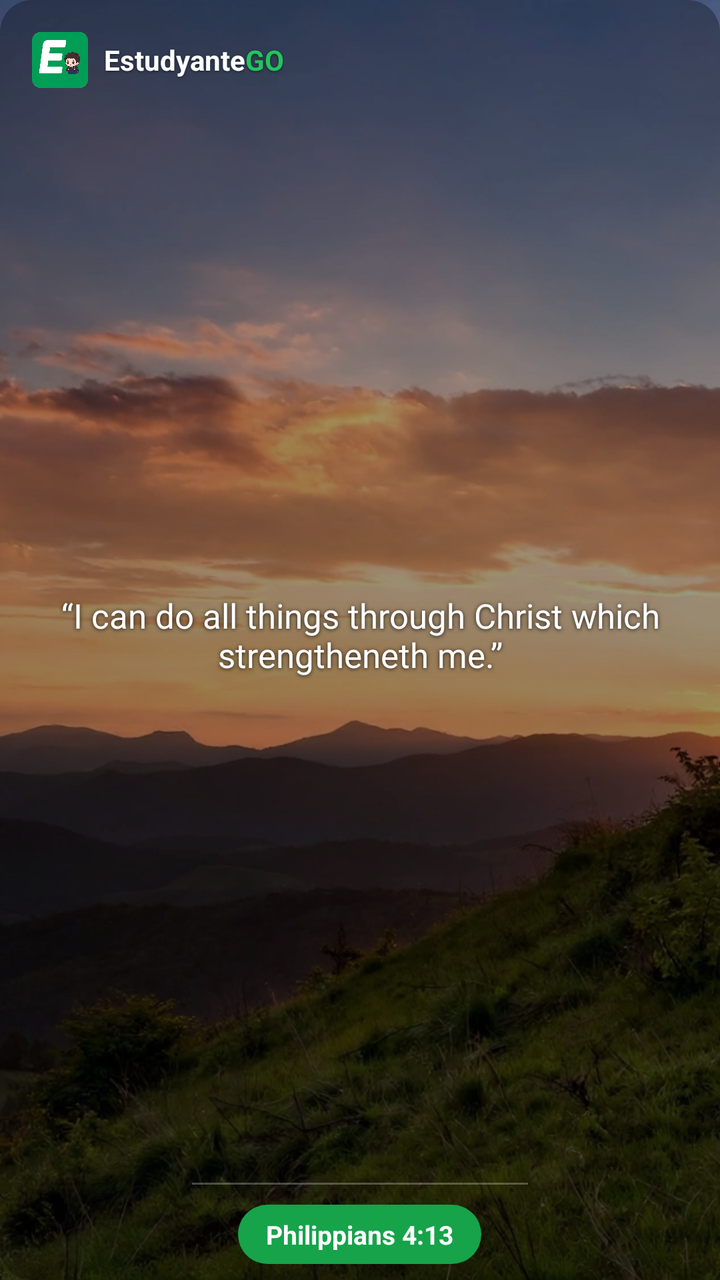
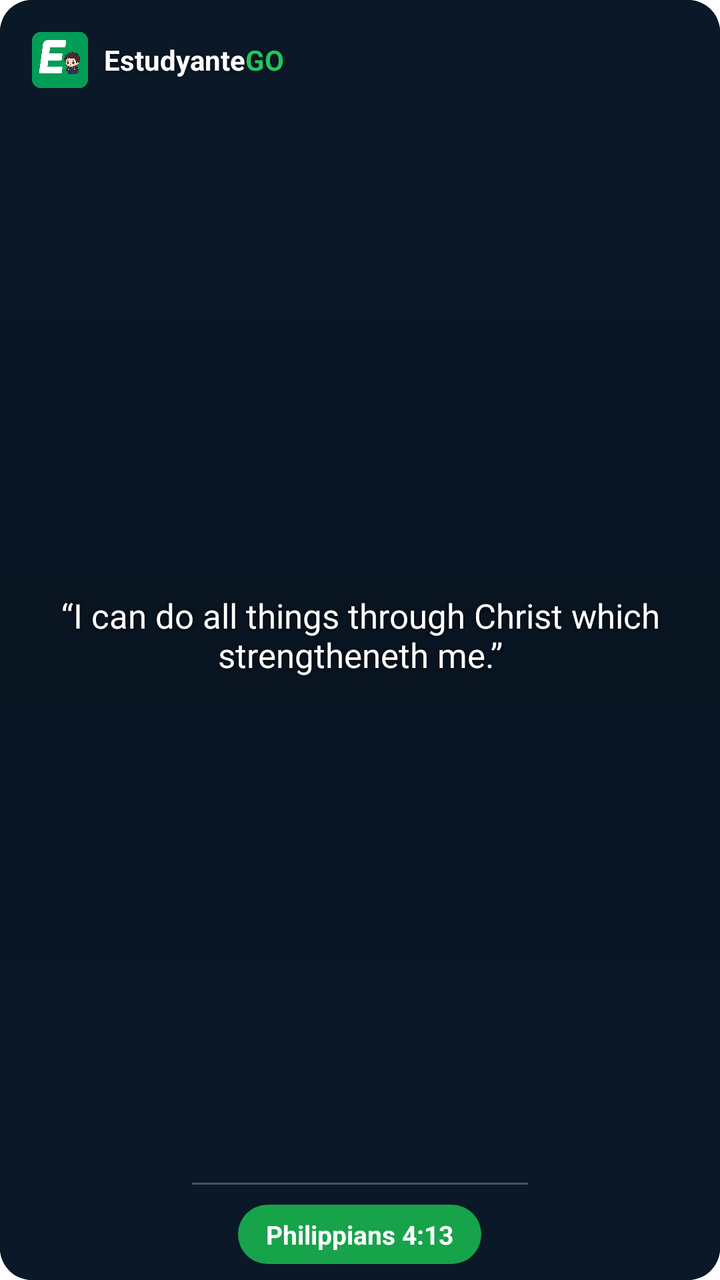

Before-and-after screenshots of an Android layout around one commit, followed by the original layout XML and the change that was made.
<!-- AndroidManifest.xml: fallback theme Theme.MaterialComponents.DayNight.NoActionBar -->
<!-- res/layout/bible_verse_widget_preview.xml -->
<?xml version="1.0" encoding="utf-8"?>
<FrameLayout xmlns:android="http://schemas.android.com/apk/res/android"
    android:id="@+id/widget_root"
    android:layout_width="match_parent"
    android:layout_height="match_parent"
    android:background="@drawable/bible_widget_card_background">

    <ImageView
        android:layout_width="match_parent"
        android:layout_height="match_parent"
        android:background="@drawable/bible_widget_card_background"
        android:src="@drawable/verse_bg_sunset_cross"
        android:scaleType="centerCrop"
        android:contentDescription="@null" />

    <View
        android:layout_width="match_parent"
        android:layout_height="match_parent"
        android:background="@drawable/bible_widget_text_scrim" />

    
    <LinearLayout
        android:layout_width="match_parent"
        android:layout_height="match_parent"
        android:orientation="vertical"
        android:paddingTop="16dp"
        android:paddingStart="16dp"
        android:paddingEnd="16dp"
        android:paddingBottom="8dp">

        <LinearLayout
            android:layout_width="match_parent"
            android:layout_height="wrap_content"
            android:orientation="horizontal"
            android:gravity="center_vertical">

            <ImageView
                android:layout_width="28dp"
                android:layout_height="28dp"
                android:src="@drawable/launch_image"
                android:contentDescription="@null" />

            <TextView
                android:layout_width="wrap_content"
                android:layout_height="wrap_content"
                android:layout_marginStart="8dp"
                android:text="Estudyante"
                android:textColor="#FFFFFF"
                android:textSize="14sp"
                android:textStyle="bold"
                android:shadowColor="#80000000"
                android:shadowRadius="3"
                android:shadowDy="1" />

            <TextView
                android:layout_width="wrap_content"
                android:layout_height="wrap_content"
                android:text="GO"
                android:textColor="#22C55E"
                android:textSize="14sp"
                android:textStyle="bold"
                android:shadowColor="#80000000"
                android:shadowRadius="3"
                android:shadowDy="1" />
        </LinearLayout>

        <TextView
            android:layout_width="match_parent"
            android:layout_height="0dp"
            android:layout_weight="1"
            android:gravity="center"
            android:text="“I can do all things through Christ which strengtheneth me.”"
            android:textColor="#FFFFFF"
            android:textSize="17sp"
            android:shadowColor="#CC000000"
            android:shadowRadius="5"
            android:shadowDy="1"
            android:maxLines="4"
            android:ellipsize="end" />

        
        <View
            android:layout_width="match_parent"
            android:layout_height="1dp"
            android:layout_marginStart="80dp"
            android:layout_marginEnd="80dp"
            android:background="#40FFFFFF" />

        <TextView
            android:layout_width="wrap_content"
            android:layout_height="wrap_content"
            android:layout_gravity="center_horizontal"
            android:layout_marginTop="10dp"
            android:background="@drawable/bible_widget_ref_pill"
            android:paddingStart="14dp"
            android:paddingEnd="14dp"
            android:paddingTop="6dp"
            android:paddingBottom="6dp"
            android:text="Philippians 4:13"
            android:textColor="#FFFFFF"
            android:textSize="13sp"
            android:textStyle="bold" />
    </LinearLayout>
</FrameLayout>
<!-- resources referenced by this layout -->
<resources>
  <!-- drawable bible_widget_card_background (drawable) -->
  <shape xmlns:android="http://schemas.android.com/apk/res/android"
      android:shape="rectangle">
      <solid android:color="#0F2238" />
      <corners android:radius="16dp" />
  </shape>
  <!-- drawable bible_widget_ref_pill (drawable) -->
  <shape xmlns:android="http://schemas.android.com/apk/res/android"
      android:shape="rectangle">
      <solid android:color="#16A34A" />
      <corners android:radius="16dp" />
  </shape>
  <!-- drawable bible_widget_text_scrim (drawable) -->
  <shape xmlns:android="http://schemas.android.com/apk/res/android"
      android:shape="rectangle">
      <gradient
          android:type="linear"
          android:angle="90"
          android:startColor="#4D000000"
          android:centerColor="#66000000"
          android:endColor="#4D000000" />
      <corners android:radius="16dp" />
  </shape>
  <!-- drawable launch_image: png bitmap (drawable, 104939 bytes) -->
  <!-- drawable verse_bg_sunset_cross: webp bitmap (drawable, 477184 bytes) -->
</resources>

<!-- the commit's change to res/layout/bible_verse_widget_preview.xml (unified diff, before → after) -->
@@ -9,14 +9,15 @@
         android:layout_width="match_parent"
         android:layout_height="match_parent"
         android:background="@drawable/bible_widget_card_background"
-        android:src="@drawable/verse_bg_sunset_cross"
         android:scaleType="centerCrop"
         android:contentDescription="@null" />
 
-    <View
+    
+    <ImageView
         android:layout_width="match_parent"
         android:layout_height="match_parent"
-        android:background="@drawable/bible_widget_text_scrim" />
+        android:background="@drawable/bible_widget_text_scrim"
+        android:contentDescription="@null" />
 
     
     <LinearLayout
@@ -79,7 +80,7 @@
             android:ellipsize="end" />
 
         
-        <View
+        <ImageView
             android:layout_width="match_parent"
             android:layout_height="1dp"
             android:layout_marginStart="80dp"
<!-- resource entries referenced after the edit -->
@@ -24,6 +24,5 @@
       <corners android:radius="16dp" />
   </shape>
   <!-- drawable launch_image: png bitmap (drawable, 104939 bytes) -->
-  <!-- drawable verse_bg_sunset_cross: webp bitmap (drawable, 477184 bytes) -->
 </resources>
 
